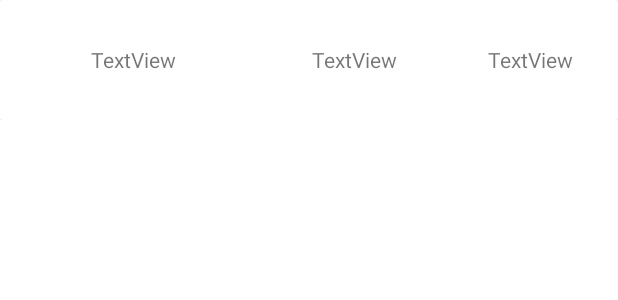
After one commit to EngincanCicek/Vote-Everything, an Android app: the layout item_post.xml on its own in the app's theme, with its tools: preview values and no code run, on a phone screen of 412 x 824 dp. The commit adds this screen. Shown: the top 300 px of the screen. Run offline under Robolectric (Android 15) with nearby library versions, the phone set to English and light mode, and no system bars.

Commit message:
Adapter Added for Posts

```diff
--- a/app/src/main/java/com/example/voteeverything/ui/SplashActivity.java
+++ b/app/src/main/java/com/example/voteeverything/ui/SplashActivity.java
@@ -30,6 +30,6 @@ public class SplashActivity extends AppCompatActivity {
                 startActivity(new Intent(SplashActivity.this, destinationActivity));
                 finish();
             }
-        }, 2000);
+        }, 1250);
     }
 }
--- a/app/src/main/res/layout/activity_splash.xml
+++ b/app/src/main/res/layout/activity_splash.xml
@@ -1,10 +1,9 @@
 <?xml version="1.0" encoding="utf-8"?>
 <androidx.constraintlayout.widget.ConstraintLayout
     xmlns:android="http://schemas.android.com/apk/res/android"
+    xmlns:app="http://schemas.android.com/apk/res-auto"
     xmlns:tools="http://schemas.android.com/tools"
-    xmlns:app="http://schemas.android.com/apk/res-auto"
     android:layout_width="match_parent"
     android:layout_height="match_parent"
     tools:context=".ui.SplashActivity"
-    android:background="@drawable/gradient_background">
-</androidx.constraintlayout.widget.ConstraintLayout>
+    android:background="@drawable/gradient_background"/>
--- /dev/null
+++ b/app/src/main/res/layout/item_post.xml
@@ -0,0 +1,48 @@
+<?xml version="1.0" encoding="utf-8"?>
+<androidx.constraintlayout.widget.ConstraintLayout xmlns:android="http://schemas.android.com/apk/res/android"
+    xmlns:app="http://schemas.android.com/apk/res-auto"
+    xmlns:tools="http://schemas.android.com/tools"
+    android:layout_width="match_parent"
+    android:layout_height="80dp">
+
+    <androidx.cardview.widget.CardView
+        android:layout_width="match_parent"
+        android:layout_height="match_parent"
+        android:outlineSpotShadowColor="@color/cardview_dark_background"
+        app:layout_constraintBottom_toBottomOf="parent"
+        app:layout_constraintEnd_toEndOf="parent"
+        app:layout_constraintStart_toStartOf="parent"
+        app:layout_constraintTop_toTopOf="parent">
+
+        <LinearLayout
+            android:layout_width="match_parent"
+            android:layout_height="match_parent"
+            android:orientation="horizontal">
+
+            <TextView
+                android:id="@+id/titleTextView"
+                android:layout_width="wrap_content"
+                android:layout_height="match_parent"
+                android:layout_weight="2"
+                android:gravity="center"
+                android:text="TextView" />
+
+            <TextView
+                android:id="@+id/ratingTextView"
+                android:layout_width="wrap_content"
+                android:layout_height="match_parent"
+                android:layout_weight="1"
+                android:gravity="center"
+                android:text="TextView" />
+
+            <TextView
+                android:id="@+id/commentCountTextView"
+                android:layout_width="wrap_content"
+                android:layout_height="match_parent"
+                android:layout_weight="1"
+                android:gravity="center"
+                android:text="TextView" />
+
+        </LinearLayout>
+    </androidx.cardview.widget.CardView>
+</androidx.constraintlayout.widget.ConstraintLayout>
```
Also changed, not shown: app/src/main/java/com/example/voteeverything/ui/adapters/PostAdapter.java (added, +101 -0 lines), app/src/main/java/com/example/voteeverything/ui/fragments/FragmentHomePage.java (+42 -6 lines), app/src/main/res/layout/fragment_home_page.xml (+12 -0 lines).
